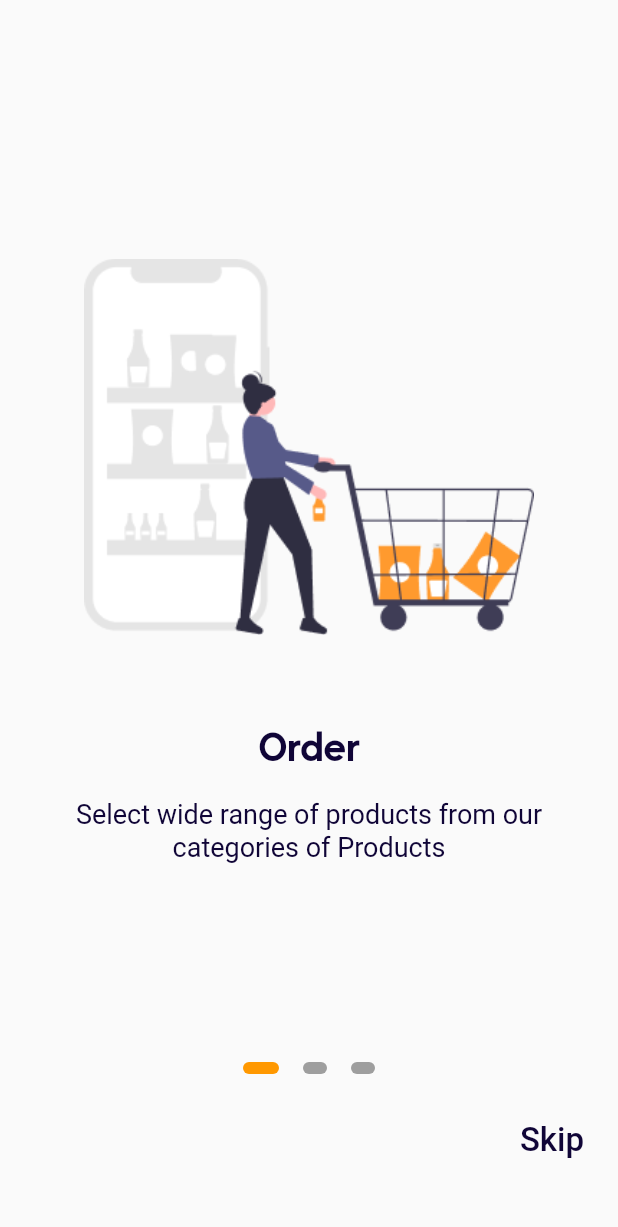
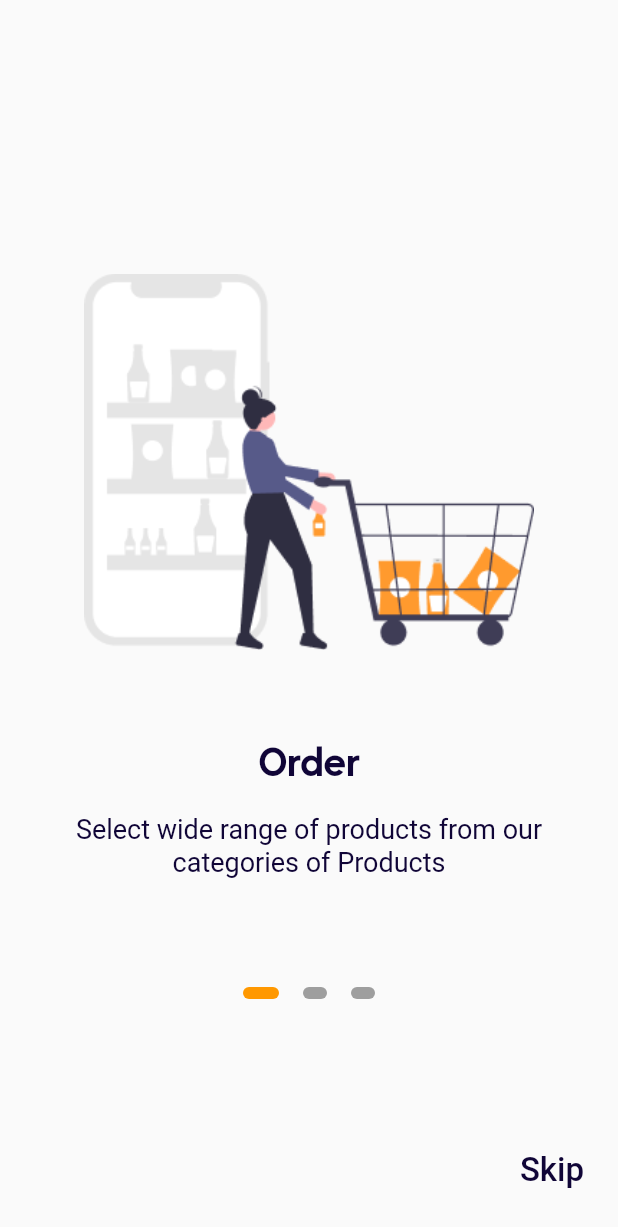
Before and after one commit to bukunmialuko/falcon104, a Flutter app: the screen it shows after launch, on a phone screen of 412 x 824 dp. Shown: the top 1227 px of the screen. Run offline on Flutter 3.47's test engine with Material 2 defaults, Android fonts, the phone set to English and light mode, and no system bars.

Commit message:
Implemented onboarding screen

```diff
--- a/lib/screens/OnboardingScreen.dart
+++ b/lib/screens/OnboardingScreen.dart
@@ -1,4 +1,4 @@
-import 'package:falcon104/utilities/styles.dart';
+import 'package:falcon104/widgets/onboarding_feature.dart';
 import 'package:flutter/material.dart';
 
 class OnboardingScreen extends StatefulWidget {
@@ -10,6 +10,13 @@ class _OnboardingScreenState extends State<OnboardingScreen> {
   int _currentPage = 0;
   final int _numPages = 3;
   final PageController _pageController = PageController(initialPage: 0);
+
+  Row _buildIndicatorView() {
+    return Row(
+      mainAxisAlignment: MainAxisAlignment.center,
+      children: _buildPageIndicator(),
+    );
+  }
 
   List<Widget> _buildPageIndicator() {
     List<Widget> list = [];
@@ -35,119 +42,23 @@ class _OnboardingScreenState extends State<OnboardingScreen> {
   @override
   Widget build(BuildContext context) {
     return Scaffold(
-      body: Padding(
-          padding: EdgeInsets.symmetric(vertical: 40.0),
-          child: Column(
-            crossAxisAlignment: CrossAxisAlignment.stretch,
-            children: <Widget>[
-              Expanded(
-                child: Container(),
-              ),
-              Container(
-                height: 600.0,
-                child: PageView(
-                  physics: ClampingScrollPhysics(),
-                  controller: _pageController,
-                  onPageChanged: (int page) {
-                    setState(() {
-                      _currentPage = page;
-                    });
-                  },
+        body: Stack(
       children: <Widget>[
         Padding(
-                      padding: EdgeInsets.all(40.0),
+          padding: const EdgeInsets.all(8.0),
+          child: Align(
               child: Column(
-                        crossAxisAlignment: CrossAxisAlignment.center,
+            mainAxisAlignment: MainAxisAlignment.center,
             children: <Widget>[
-                          Center(
-                            child: Image(
-                              image: AssetImage(
-                                'assets/images/onboarding0.png',
+              _buildPageView(),
+              _buildIndicatorView(),
+            ],
+          )),
         ),
-                              height: 300.0,
-                              width: 300.0,
-                            ),
-                          ),
-                          SizedBox(height: 30.0),
-                          Text(
-                            'Order',
-                            style: kTitleStyle,
-                          ),
-                          SizedBox(height: 15.0),
-                          Text(
-                            'Select wide range of products from our categories of Products',
-                            textAlign: TextAlign.center,
-                            style: kSubtitleStyle,
-                          ),
-                        ],
-                      ),
-                    ),
-                    Padding(
-                      padding: EdgeInsets.all(40.0),
-                      child: Column(
-                        crossAxisAlignment: CrossAxisAlignment.center,
-                        children: <Widget>[
-                          Center(
-                            child: Image(
-                              image: AssetImage(
-                                'assets/images/onboarding1.png',
-                              ),
-                              height: 300.0,
-                              width: 300.0,
-                            ),
-                          ),
-                          SizedBox(height: 30.0),
-                          Text(
-                            'Make Payment',
-                            style: kTitleStyle,
-                          ),
-                          SizedBox(height: 15.0),
-                          Text(
-                            'Make payment as per your convience online or on delivery',
-                            textAlign: TextAlign.center,
-                            style: kSubtitleStyle,
-                          ),
-                        ],
-                      ),
-                    ),
-                    Padding(
-                      padding: EdgeInsets.all(40.0),
-                      child: Column(
-                        crossAxisAlignment: CrossAxisAlignment.center,
-                        children: <Widget>[
-                          Center(
-                            child: Image(
-                              image: AssetImage(
-                                'assets/images/onboarding2.png',
-                              ),
-                              height: 300.0,
-                              width: 300.0,
-                            ),
-                          ),
-                          SizedBox(height: 30.0),
-                          Text(
-                            'Delivery',
-                            style: kTitleStyle,
-                          ),
-                          SizedBox(height: 15.0),
-                          Text(
-                            'Fast door step deliveries our delivery person will deliver your order in under 24 hours',
-                            textAlign: TextAlign.center,
-                            style: kSubtitleStyle,
-                          ),
-                        ],
-                      ),
-                    ),
-                  ],
-                ),
-              ),
-              Row(
-                mainAxisAlignment: MainAxisAlignment.center,
-                children: _buildPageIndicator(),
-              ),
-              Expanded(
-                child: Align(
+        Align(
           alignment: FractionalOffset.bottomRight,
+          child: Padding(
+            padding: const EdgeInsets.only(bottom: 20, left: 10),
             child: FlatButton(
               onPressed: () {
                 _pageController.nextPage(
@@ -164,9 +75,49 @@ class _OnboardingScreenState extends State<OnboardingScreen> {
               ),
             ),
           ),
-              )
+        ),
       ],
-          )),
+    ));
+  }
+
+  Widget _buildPageView() {
+    return Container(
+      height: 500,
+      child: PageView(
+        physics: ClampingScrollPhysics(),
+        controller: _pageController,
+        onPageChanged: (int page) {
+          setState(() {
+            _currentPage = page;
+          });
+        },
+        children: <Widget>[
+          OnBoardingFeature(
+            assetImage: AssetImage(
+              'assets/images/onboarding0.png',
+            ),
+            title: "Order",
+            subTitle:
+                "Select wide range of products from our categories of Products",
+          ),
+          OnBoardingFeature(
+            assetImage: AssetImage(
+              'assets/images/onboarding1.png',
+            ),
+            title: "Make Payment",
+            subTitle:
+                "Make payment as per your convience online or on delivery",
+          ),
+          OnBoardingFeature(
+            assetImage: AssetImage(
+              'assets/images/onboarding2.png',
+            ),
+            title: "Delivery",
+            subTitle:
+                "Fast door step deliveries our delivery person will deliver your order in under 24 hours",
+          ),
+        ],
+      ),
     );
   }
 }
--- /dev/null
+++ b/lib/widgets/onboarding_feature.dart
@@ -0,0 +1,42 @@
+import 'package:falcon104/utilities/styles.dart';
+import 'package:flutter/material.dart';
+
+class OnBoardingFeature extends StatelessWidget {
+  final AssetImage assetImage;
+  final String title;
+  final String subTitle;
+
+  const OnBoardingFeature({Key key, this.assetImage, this.title, this.subTitle})
+      : super(key: key);
+
+  @override
+  Widget build(BuildContext context) {
+    return Padding(
+      padding: EdgeInsets.symmetric(horizontal: 40),
+      child: Column(
+        crossAxisAlignment: CrossAxisAlignment.center,
+        children: <Widget>[
+          Center(
+            child: Image(
+              image: assetImage,
+              height: 300.0,
+              width: 300.0,
+            ),
+          ),
+          SizedBox(height: 30.0),
+          Text(
+            title,
+            textAlign: TextAlign.center,
+            style: kTitleStyle,
+          ),
+          SizedBox(height: 15.0),
+          Text(
+            subTitle,
+            textAlign: TextAlign.center,
+            style: kSubtitleStyle,
+          ),
+        ],
+      ),
+    );
+  }
+}
```
Lines whose indentation alone changed are shown as unchanged.
